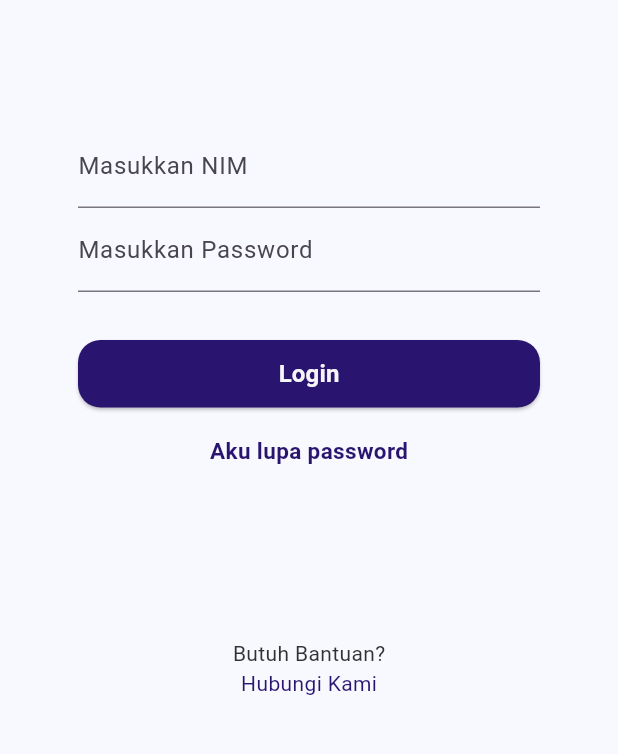
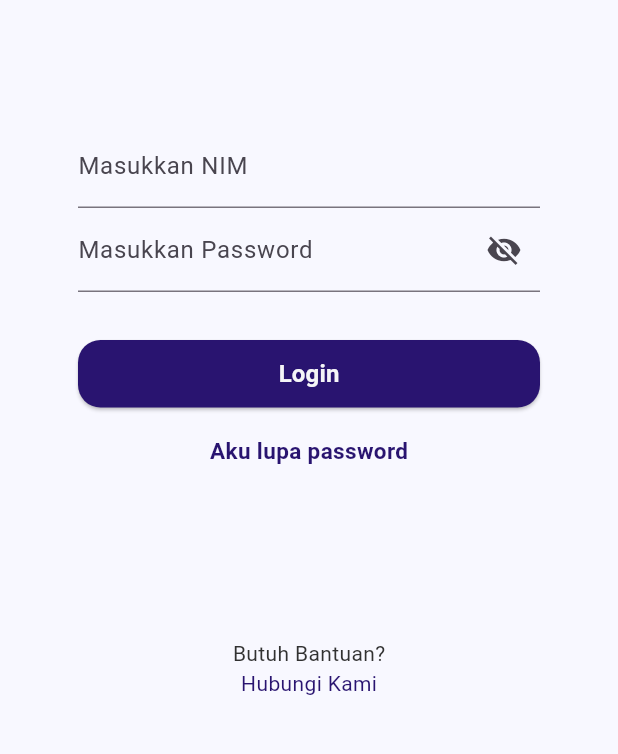
Before and after one commit to XCOD33/KSPM-Payment-Center-App-Flutter, a Flutter app: the screen it shows after launch, on a phone screen of 412 x 824 dp, the part 467-1221 px from its top. Run offline on Flutter 3.47's test engine with Material 3 defaults, Android fonts, the phone set to English and light mode, and no system bars; our stand-ins replace fluttertoast, shared_preferences, webview_flutter; Roboto replaces fonts that are missing (Montserrat); project files that could hold a hidden picture were left out.

Commit message:
feat: add password visibility toggle in login page
Adds a password visibility toggle to the login page to improve user experience.

BREAKING CHANGE: The `TextFormField` for password now uses `obscureText` instead of `enabled` for password visibility.

```diff
--- a/lib/login.dart
+++ b/lib/login.dart
@@ -15,6 +15,7 @@ class Login extends StatefulWidget {
 class _LoginState extends State<Login> {
   final TextEditingController _nimController = TextEditingController();
   final TextEditingController _passwordController = TextEditingController();
+  bool _passwordVisible = false;
 
   Future _login() async {
     final nim = _nimController.text;
@@ -77,9 +78,22 @@ class _LoginState extends State<Login> {
                     ),
                     TextFormField(
                       controller: _passwordController,
-                      decoration: const InputDecoration(
-                        border: UnderlineInputBorder(),
+                      obscureText: !_passwordVisible,
+                      enableSuggestions: false,
+                      autocorrect: false,
+                      decoration: InputDecoration(
+                        border: const UnderlineInputBorder(),
                         labelText: "Masukkan Password",
+                        suffixIcon: IconButton(
+                          onPressed: () {
+                            setState(() {
+                              _passwordVisible = !_passwordVisible;
+                            });
+                          },
+                          icon: Icon(_passwordVisible
+                              ? Icons.visibility
+                              : Icons.visibility_off),
+                        ),
                       ),
                     ),
                     Container(
```
